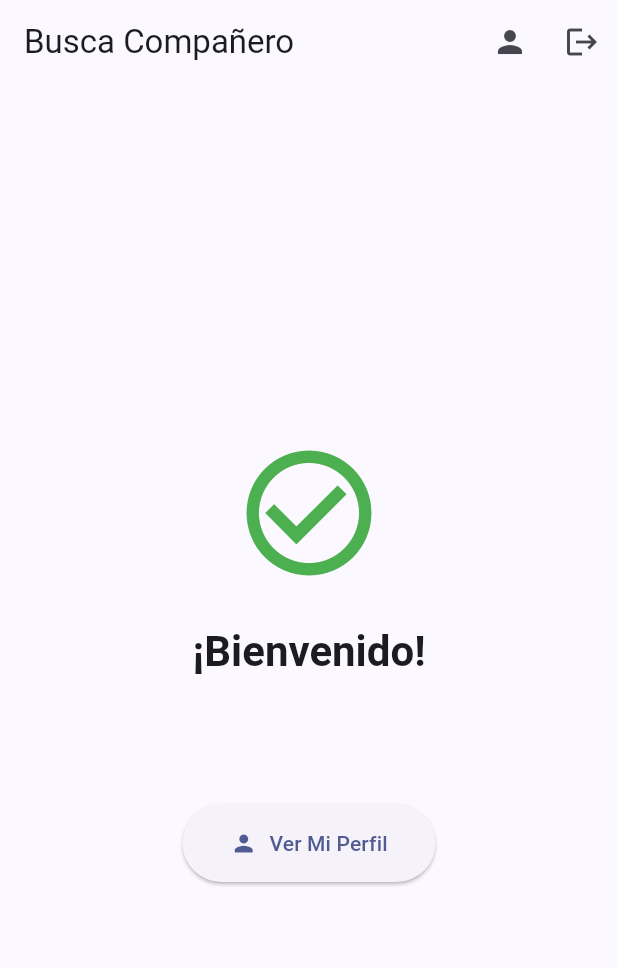
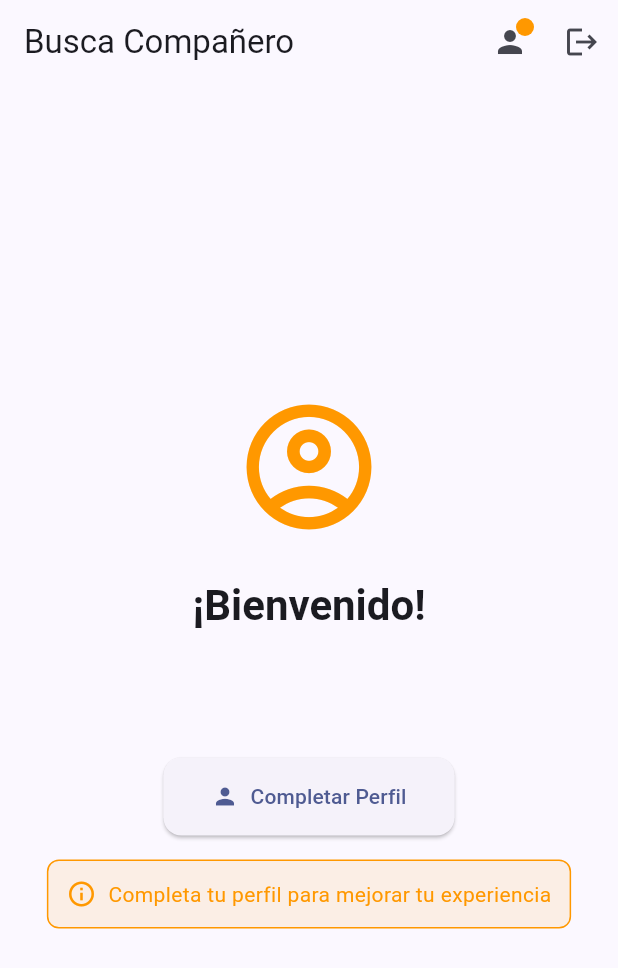
Before and after one commit to josdank/AM_ProyectoFinal_LJL, a Flutter app: the screen it shows once a user with an empty profile is signed in, on a phone screen of 412 x 824 dp. Shown: the top 968 px of the screen. Run offline on Flutter 3.47's test engine with Material 3 defaults, Android fonts, the phone set to English and light mode, and no system bars; our stand-ins replace dartz, equatable, flutter_bloc, flutter_dotenv, get_it, image_picker and 1 more; accounts and stored records are empty.

Commit message:
auth-profile-compatibility hechos

```diff
--- a/lib/features/compatibility/data/models/habits_model.dart
+++ b/lib/features/compatibility/data/models/habits_model.dart
@@ -57,7 +57,8 @@ class HabitsModel extends Habits {
 
   Map<String, dynamic> toJson() {
     return {
-      if (id.isNotEmpty) 'id': id,  // ✅ Solo incluir si tiene ID
+      // ❌ ELIMINADO: if (id.isNotEmpty) 'id': id,
+      // ✅ SIEMPRE incluir user_id (es la clave UNIQUE)
       'user_id': userId,
       'sleep_schedule': sleepSchedule,
       'noise_tolerance_level': noiseToleranceLevel,
@@ -77,8 +78,7 @@ class HabitsModel extends Habits {
       'temperature_preference': temperaturePreference,
       'hobbies': hobbies,
       'music_volume': musicVolume,
-      'created_at': createdAt.toIso8601String(),
-      'updated_at': updatedAt.toIso8601String(),
+      // ✅ NO incluir created_at/updated_at - Supabase los maneja
     };
   }
 
--- a/lib/main.dart
+++ b/lib/main.dart
@@ -2,11 +2,8 @@ import 'package:flutter/material.dart';
 import 'package:flutter_bloc/flutter_bloc.dart';
 import 'package:flutter_dotenv/flutter_dotenv.dart';
 import 'package:supabase_flutter/supabase_flutter.dart' hide AuthState;
-
-// Dependency Injection
 import 'core/di/injection_container.dart' as di;
-
-// Auth
+import 'core/config/supabase_config.dart';
 import 'core/di/injection_container.dart';
 import 'features/auth/presentation/bloc/auth_bloc.dart';
 import 'features/auth/presentation/pages/login_page.dart';
@@ -24,40 +21,52 @@ void main() async {
     await dotenv.load(fileName: '.env');
     envLoaded = true;
     print('✅ Variables de entorno cargadas');
+
+    // Validar configuración
+    SupabaseConfig.validate();
+    print('✅ Configuración validada');
   } catch (e) {
-    print('⚠️ Error cargando .env: $e');
+    print('⚠️ Error cargando .env o validando configuración: $e');
     print('📝 Crea un archivo .env con SUPABASE_URL y SUPABASE_ANON_KEY');
   }
 
   // 2. Inicializar Supabase
+  if (envLoaded) {
     try {
       await Supabase.initialize(
-      url: dotenv.env['SUPABASE_URL'] ?? '',
-      anonKey: dotenv.env['SUPABASE_ANON_KEY'] ?? '',
+        url: SupabaseConfig.supabaseUrl,
+        anonKey: SupabaseConfig.supabaseAnonKey,
       );
       supabaseInitialized = true;
       print('✅ Supabase inicializado');
+
+      // ✅ CORRECCIÓN: Test de conexión (API actualizada)
+      try {
+        final response = await Supabase.instance.client
+            .from('profiles')
+            .select()
+            .count(CountOption.exact);
+
+        print('✅ Conexión exitosa - Perfiles en DB: ${response.count}');
+      } catch (e) {
+        print('⚠️ No se pudo verificar la conexión a la tabla profiles: $e');
+        print('   (Esto es normal si la tabla aún no existe)');
+      }
     } catch (e) {
       print('❌ Error inicializando Supabase: $e');
     }
-  // Test de conexión
-  try {
-    final response = await Supabase.instance.client
-        .from('profiles')
-        .select('count')
-        .count(CountOption.exact);
-
-    print('✅ Conexión a Supabase exitosa');
-    print('📊 Perfiles en DB: ${response.count}');
-  } catch (e) {
-    print('❌ Error de conexión: $e');
   }
 
   // 3. Inicializar dependencias
   await di.initDependencies();
   print('✅ Dependencias inicializadas');
 
-  runApp(MyApp(envLoaded: envLoaded, supabaseInitialized: supabaseInitialized));
+  runApp(
+    MyApp(
+      envLoaded: envLoaded,
+      supabaseInitialized: supabaseInitialized,
+    ),
+  );
 }
 
 class MyApp extends StatelessWidget {
@@ -76,10 +85,13 @@ class MyApp extends StatelessWidget {
       return const MaterialApp(
         home: Scaffold(
           body: Center(
+            child: Padding(
+              padding: EdgeInsets.all(24),
               child: Text(
-              'Error de configuración. Revisa tu archivo .env y la conexión a Supabase.',
-              style: TextStyle(color: Colors.red),
+                'Error de configuración.\n\nRevisa tu archivo .env y la conexión a Supabase.',
+                style: TextStyle(color: Colors.red, fontSize: 16),
                 textAlign: TextAlign.center,
+              ),
             ),
           ),
         ),
@@ -87,7 +99,7 @@ class MyApp extends StatelessWidget {
     }
 
     return BlocProvider(
-      create: (context) => di.sl<AuthBloc>()..add(const AuthCheckRequested()),
+      create: (_) => di.sl<AuthBloc>()..add(const AuthCheckRequested()),
       child: MaterialApp(
         title: 'Busca Compañero',
         debugShowCheckedModeBanner: false,
@@ -98,8 +110,21 @@ class MyApp extends StatelessWidget {
             brightness: Brightness.light,
           ),
           inputDecorationTheme: InputDecorationTheme(
-            border: OutlineInputBorder(borderRadius: BorderRadius.circular(12)),
+            border: OutlineInputBorder(
+              borderRadius: BorderRadius.circular(12),
+            ),
             filled: true,
+          ),
+          elevatedButtonTheme: ElevatedButtonThemeData(
+            style: ElevatedButton.styleFrom(
+              padding: const EdgeInsets.symmetric(
+                horizontal: 32,
+                vertical: 16,
+              ),
+              shape: RoundedRectangleBorder(
+                borderRadius: BorderRadius.circular(12),
+              ),
+            ),
           ),
         ),
         home: const AuthWrapper(),
@@ -108,7 +133,7 @@ class MyApp extends StatelessWidget {
   }
 }
 
-/// Widget que maneja la navegación basada en el estado de autenticación
+/// Maneja navegación según autenticación
 class AuthWrapper extends StatelessWidget {
   const AuthWrapper({super.key});
 
@@ -116,27 +141,36 @@ class AuthWrapper extends StatelessWidget {
   Widget build(BuildContext context) {
     return BlocConsumer<AuthBloc, AuthState>(
       listener: (context, state) {
-        // Aquí puedes manejar efectos secundarios si es necesario
+        // ✅ MEJORA: Mostrar mensajes de error si hay problemas
+        if (state is AuthError) {
+          ScaffoldMessenger.of(context).showSnackBar(
+            SnackBar(
+              content: Text(state.message),
+              backgroundColor: Colors.red,
+              duration: const Duration(seconds: 3),
+            ),
+          );
+        }
       },
       builder: (context, state) {
-        // Mientras verifica la sesión
+        // Verificando sesión
         if (state is AuthLoading && state.message == 'Verificando sesión...') {
           return const SplashScreen();
         }
 
-        // Si está autenticado
+        // Autenticado → HomePage
         if (state is AuthAuthenticated) {
           return const HomePage();
         }
 
-        // Si no está autenticado
+        // No autenticado → LoginPage
         return const LoginPage();
       },
     );
   }
 }
 
-/// Pantalla de carga inicial
+/// Splash inicial
 class SplashScreen extends StatelessWidget {
   const SplashScreen({super.key});
 
@@ -155,9 +189,10 @@ class SplashScreen extends StatelessWidget {
             const SizedBox(height: 24),
             Text(
               'Busca Compañero',
-              style: Theme.of(
-                context,
-              ).textTheme.headlineMedium?.copyWith(fontWeight: FontWeight.bold),
+              style: Theme.of(context)
+                  .textTheme
+                  .headlineMedium
+                  ?.copyWith(fontWeight: FontWeight.bold),
             ),
             const SizedBox(height: 48),
             const CircularProgressIndicator(),
@@ -168,21 +203,216 @@ class SplashScreen extends StatelessWidget {
   }
 }
 
-// En lib/main.dart
+/// HomePage - Pantalla principal después del login
 class HomePage extends StatelessWidget {
   const HomePage({super.key});
 
   @override
   Widget build(BuildContext context) {
+    // ✅ CORRECCIÓN: Crear ProfileBloc UNA SOLA VEZ y cargarlo automáticamente
     return BlocProvider(
-      create: (context) => sl<ProfileBloc>(),
-      child: Scaffold(
+      create: (context) {
+        final authState = context.read<AuthBloc>().state;
+        final bloc = sl<ProfileBloc>();
+
+        // Cargar perfil automáticamente
+        if (authState is AuthAuthenticated) {
+          bloc.add(ProfileLoadRequested(userId: authState.user.id));
+        }
+
+        return bloc;
+      },
+      child: const _HomePageContent(),
+    );
+  }
+}
+
+/// Contenido de HomePage separado para tener acceso a ProfileBloc
+class _HomePageContent extends StatelessWidget {
+  const _HomePageContent();
+
+  @override
+  Widget build(BuildContext context) {
+    return Scaffold(
       appBar: AppBar(
         title: const Text('Busca Compañero'),
         actions: [
+          // ✅ Icono de perfil con badge si perfil incompleto
+          BlocBuilder<ProfileBloc, ProfileState>(
+            builder: (context, profileState) {
+              final hasIncompleteProfile = profileState is ProfileLoaded &&
+                  !profileState.profile.isProfileComplete;
+
+              return Stack(
+                children: [
                   IconButton(
                     icon: const Icon(Icons.person),
+                    onPressed: () => _navigateToProfile(context),
+                  ),
+                  if (hasIncompleteProfile)
+                    Positioned(
+                      right: 8,
+                      top: 8,
+                      child: Container(
+                        width: 12,
+                        height: 12,
+                        decoration: const BoxDecoration(
+                          color: Colors.orange,
+                          shape: BoxShape.circle,
+                        ),
+                      ),
+                    ),
+                ],
+              );
+            },
+          ),
+          // Botón de logout
+          IconButton(
+            icon: const Icon(Icons.logout),
+            onPressed: () => _showLogoutDialog(context),
+          ),
+        ],
+      ),
+      body: BlocBuilder<AuthBloc, AuthState>(
+        builder: (context, authState) {
+          if (authState is! AuthAuthenticated) {
+            return const Center(child: CircularProgressIndicator());
+          }
+
+          return BlocBuilder<ProfileBloc, ProfileState>(
+            builder: (context, profileState) {
+              // Mientras carga el perfil
+              if (profileState is ProfileLoading) {
+                return const Center(child: CircularProgressIndicator());
+              }
+
+              // Error al cargar perfil
+              if (profileState is ProfileError) {
+                return Center(
+                  child: Column(
+                    mainAxisAlignment: MainAxisAlignment.center,
+                    children: [
+                      const Icon(Icons.error_outline, size: 64, color: Colors.red),
+                      const SizedBox(height: 16),
+                      Text(
+                        profileState.message,
+                        style: const TextStyle(fontSize: 16),
+                        textAlign: TextAlign.center,
+                      ),
+                      const SizedBox(height: 16),
+                      ElevatedButton.icon(
                         onPressed: () {
+                          context.read<ProfileBloc>().add(
+                                ProfileLoadRequested(userId: authState.user.id),
+                              );
+                        },
+                        icon: const Icon(Icons.refresh),
+                        label: const Text('Reintentar'),
+                      ),
+                    ],
+                  ),
+                );
+              }
+
+              // Perfil cargado correctamente
+              if (profileState is ProfileLoaded) {
+                return _buildWelcomeScreen(
+                  context,
+                  authState.user.email,
+                  profileState.profile.isProfileComplete,
+                );
+              }
+
+              // Estado desconocido
+              return const Center(
+                child: Text('Estado desconocido'),
+              );
+            },
+          );
+        },
+      ),
+    );
+  }
+
+  Widget _buildWelcomeScreen(
+    BuildContext context,
+    String email,
+    bool isProfileComplete,
+  ) {
+    return Center(
+      child: Padding(
+        padding: const EdgeInsets.all(24),
+        child: Column(
+          mainAxisAlignment: MainAxisAlignment.center,
+          children: [
+            Icon(
+              isProfileComplete
+                  ? Icons.check_circle_outline
+                  : Icons.account_circle_outlined,
+              size: 100,
+              color: isProfileComplete ? Colors.green : Colors.orange,
+            ),
+            const SizedBox(height: 24),
+            Text(
+              '¡Bienvenido!',
+              style: Theme.of(context)
+                  .textTheme
+                  .headlineMedium
+                  ?.copyWith(fontWeight: FontWeight.bold),
+            ),
+            const SizedBox(height: 8),
+            Text(
+              email,
+              style: Theme.of(context)
+                  .textTheme
+                  .titleLarge
+                  ?.copyWith(color: Colors.grey),
+              textAlign: TextAlign.center,
+            ),
+            const SizedBox(height: 48),
+
+            // ✅ Botón principal
+            ElevatedButton.icon(
+              onPressed: () => _navigateToProfile(context),
+              icon: const Icon(Icons.person),
+              label: Text(
+                isProfileComplete ? 'Ver Mi Perfil' : 'Completar Perfil',
+              ),
+            ),
+
+            // ✅ Mensaje si perfil incompleto
+            if (!isProfileComplete) ...[
+              const SizedBox(height: 16),
+              Container(
+                padding: const EdgeInsets.all(12),
+                decoration: BoxDecoration(
+                  color: Colors.orange.withOpacity(0.1),
+                  borderRadius: BorderRadius.circular(8),
+                  border: Border.all(color: Colors.orange),
+                ),
+                child: const Row(
+                  mainAxisSize: MainAxisSize.min,
+                  children: [
+                    Icon(Icons.info_outline, color: Colors.orange, size: 20),
+                    SizedBox(width: 8),
+                    Flexible(
+                      child: Text(
+                        'Completa tu perfil para mejorar tu experiencia',
+                        style: TextStyle(color: Colors.orange),
+                        textAlign: TextAlign.center,
+                      ),
+                    ),
+                  ],
+                ),
+              ),
+            ],
+          ],
+        ),
+      ),
+    );
+  }
+
+  void _navigateToProfile(BuildContext context) {
     Navigator.of(context).push(
       MaterialPageRoute(
         builder: (_) => BlocProvider.value(
@@ -191,16 +421,14 @@ class HomePage extends StatelessWidget {
         ),
       ),
     );
-              },
-            ),
-            IconButton(
-              icon: const Icon(Icons.logout),
-              onPressed: () {
+  }
+
+  void _showLogoutDialog(BuildContext context) {
     showDialog(
       context: context,
       builder: (dialogContext) => AlertDialog(
         title: const Text('Cerrar Sesión'),
-                    content: const Text('¿Estás seguro?'),
+        content: const Text('¿Estás seguro que deseas cerrar sesión?'),
         actions: [
           TextButton(
             onPressed: () => Navigator.of(dialogContext).pop(),
@@ -209,77 +437,13 @@ class HomePage extends StatelessWidget {
           TextButton(
             onPressed: () {
               Navigator.of(dialogContext).pop();
-                          context.read<AuthBloc>().add(
-                            const AuthLogoutRequested(),
-                          );
+              context.read<AuthBloc>().add(const AuthLogoutRequested());
             },
+            style: TextButton.styleFrom(foregroundColor: Colors.red),
             child: const Text('Cerrar Sesión'),
           ),
         ],
       ),
     );
-              },
-            ),
-          ],
-        ),
-        body: BlocBuilder<AuthBloc, AuthState>(
-          builder: (context, state) {
-            if (state is AuthAuthenticated) {
-              return Center(
-                child: Padding(
-                  padding: const EdgeInsets.all(24),
-                  child: Column(
-                    mainAxisAlignment: MainAxisAlignment.center,
-                    children: [
-                      const Icon(
-                        Icons.check_circle_outline,
-                        size: 100,
-                        color: Colors.green,
-                      ),
-                      const SizedBox(height: 24),
-                      Text(
-                        '¡Bienvenido!',
-                        style: Theme.of(context).textTheme.headlineMedium
-                            ?.copyWith(fontWeight: FontWeight.bold),
-                      ),
-                      const SizedBox(height: 8),
-                      Text(
-                        state.user.email,
-                        style: Theme.of(
-                          context,
-                        ).textTheme.titleLarge?.copyWith(color: Colors.grey),
-                        textAlign: TextAlign.center,
-                      ),
-                      const SizedBox(height: 48),
-                      ElevatedButton.icon(
-                        onPressed: () {
-                          Navigator.of(context).push(
-                            MaterialPageRoute(
-                              builder: (_) => BlocProvider.value(
-                                value: context.read<ProfileBloc>(),
-                                child: const ProfilePage(),
-                              ),
-                            ),
-                          );
-                        },
-                        icon: const Icon(Icons.person),
-                        label: const Text('Ver Mi Perfil'),
-                        style: ElevatedButton.styleFrom(
-                          padding: const EdgeInsets.symmetric(
-                            horizontal: 32,
-                            vertical: 16,
-                          ),
-                        ),
-                      ),
-                    ],
-                  ),
-                ),
-              );
-            }
-            return const Center(child: CircularProgressIndicator());
-          },
-        ),
-      ),
-    );
   }
 }
```
Also changed, not shown: lib/core/config/supabase_config.dart (+28 -0 lines), lib/core/constants/app_constants.dart (+180 -0 lines), lib/features/compatibility/data/datasources/questionnaire_datasource.dart (+12 -9 lines). Lines whose indentation alone changed are shown as unchanged.
